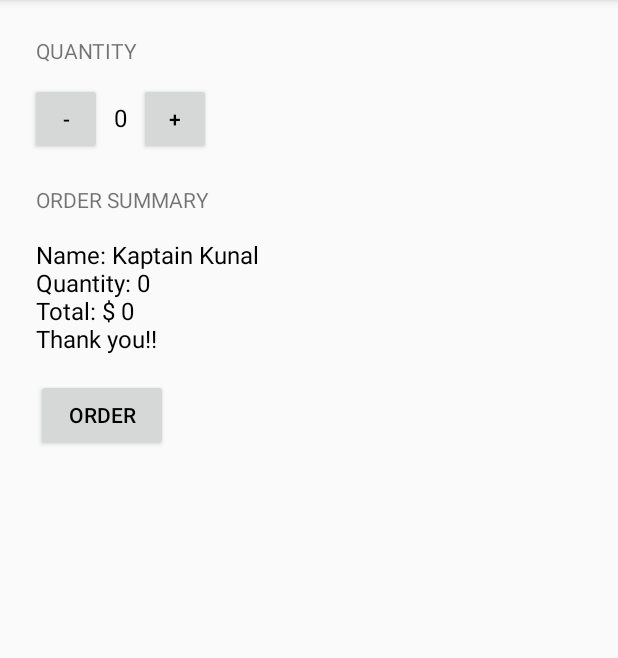
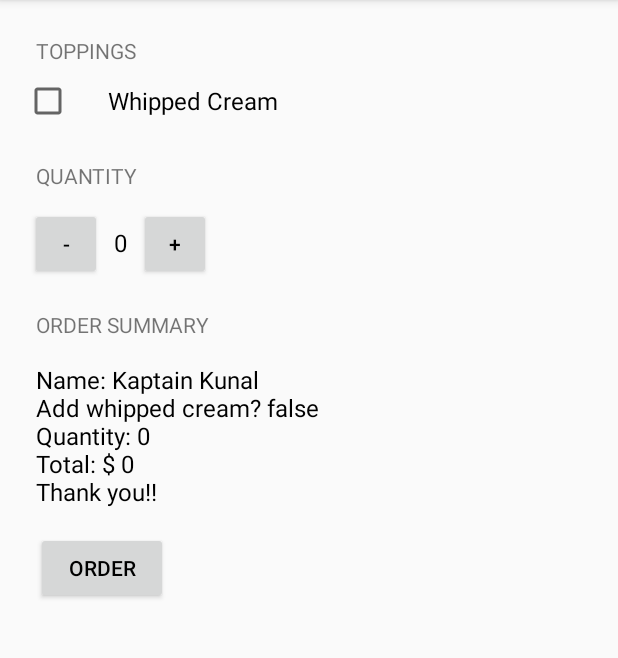
Before and after one commit to KKatus/Interactive2, an Android app: the screen it shows after launch (MainActivity), after a tap on "ORDER", on a phone screen of 412 x 824 dp, the part 84-742 px from its top. Run offline under Robolectric (Android 15) with nearby library versions, the phone set to English and light mode, and no system bars.

Commit message:
Added the Whipped Cream Checkbox

```diff
--- a/app/src/main/java/com/example/interactive2/MainActivity.java
+++ b/app/src/main/java/com/example/interactive2/MainActivity.java
@@ -4,6 +4,7 @@ import androidx.appcompat.app.AppCompatActivity;
 
 import android.os.Bundle;
 import android.view.View;
+import android.widget.CheckBox;
 import android.widget.TextView;
 
 import java.text.NumberFormat;
@@ -29,7 +30,14 @@ public class MainActivity extends AppCompatActivity {
 
         int price = calculatePrice();
 
-        String priceMessage = createOrderSummary(price);
+        CheckBox whippedCreamCheckBox = findViewById(R.id.whipped_cream_CheckBox);
+        boolean hasWhippedCream = whippedCreamCheckBox.isChecked();
+        if (hasWhippedCream == true) {  //If checkbox is checked
+            price += 2;                 //Price rises + 2
+        }
+
+
+        String priceMessage = createOrderSummary(price, hasWhippedCream);
         displayMessage(priceMessage);
         //calculatePrice(quantity, price2);
 
@@ -72,8 +80,9 @@ public class MainActivity extends AppCompatActivity {
      */
 
 
-    private String createOrderSummary(int price) {
+    private String createOrderSummary(int price, boolean hasWhippedCream) {
         String priceMessage = "Name: Kaptain Kunal";
+        priceMessage += "\nAdd whipped cream? " + hasWhippedCream; // Added State of Boolean
         priceMessage += "\nQuantity: " + quantity;
         priceMessage += "\nTotal: $ " + price;
         priceMessage += "\nThank you!!";
--- a/app/src/main/res/layout/activity_main.xml
+++ b/app/src/main/res/layout/activity_main.xml
@@ -7,6 +7,27 @@
     android:orientation="vertical"
     android:padding="16dp"
     tools:context=".MainActivity">
+
+
+    <TextView
+        android:layout_width="wrap_content"
+        android:layout_height="wrap_content"
+        android:layout_margin="8dp"
+        android:layout_marginBottom="16dp"
+        android:text="Toppings"
+        android:textAllCaps="true" />
+
+
+    <CheckBox
+        android:id="@+id/whipped_cream_CheckBox"
+        android:layout_width="wrap_content"
+        android:layout_height="wrap_content"
+        android:text="Whipped Cream"
+        android:paddingLeft="24dp"
+        android:layout_marginBottom="16sp"
+        android:textSize="16sp" />
+
+
 
     <TextView
         android:layout_width="wrap_content"
```
